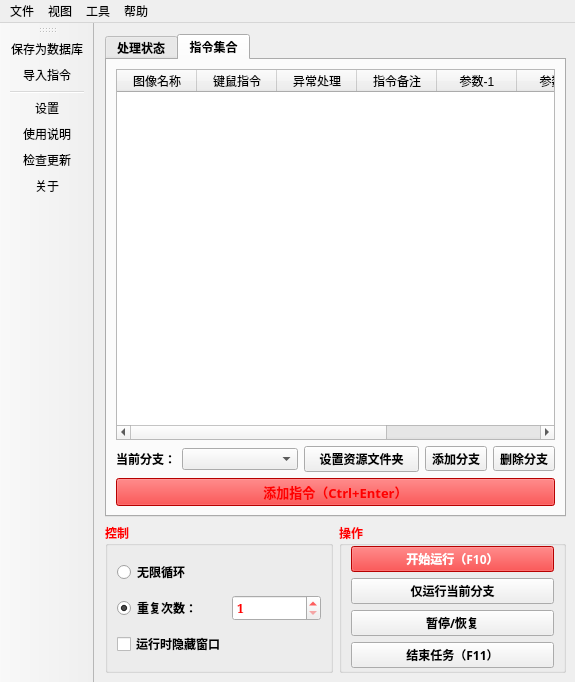
Before: the Qt Designer form 窗体/mainwindow.ui in FsterThanLight/automatic_clicker_2, drawn with Qt 5.
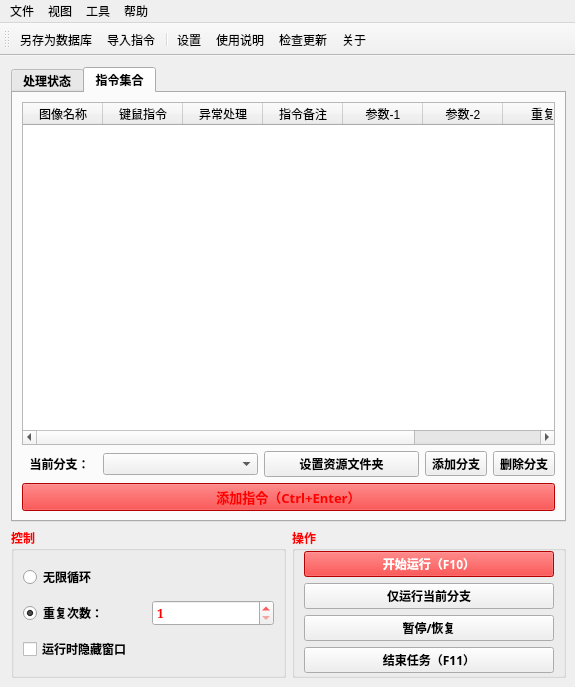
After: the same form once the commit is applied. Icons and pictures are not drawn.

Commit message: 2024年02月14日 00:01:00 保存功能重新设计

The edit to the form file:
```diff
--- a/窗体/mainwindow.ui
+++ b/窗体/mainwindow.ui
@@ -7,7 +7,7 @@
     <x>0</x>
     <y>0</y>
     <width>575</width>
-    <height>682</height>
+    <height>687</height>
    </rect>
   </property>
   <property name="font">
@@ -26,288 +26,13 @@
    <string notr="true"/>
   </property>
   <widget class="QWidget" name="centralwidget">
-   <layout class="QGridLayout" name="gridLayout_4" rowstretch="1,0,0,0,0,0">
+   <layout class="QGridLayout" name="gridLayout_4" rowstretch="1,0,0,0,0,0,0">
     <property name="leftMargin">
      <number>11</number>
     </property>
     <property name="topMargin">
      <number>11</number>
     </property>
-    <item row="5" column="0">
-     <widget class="QGroupBox" name="groupBox_3">
-      <property name="palette">
-       <palette>
-        <active>
-         <colorrole role="WindowText">
-          <brush brushstyle="SolidPattern">
-           <color alpha="255">
-            <red>255</red>
-            <green>0</green>
-            <blue>0</blue>
-           </color>
-          </brush>
-         </colorrole>
-        </active>
-        <inactive>
-         <colorrole role="WindowText">
-          <brush brushstyle="SolidPattern">
-           <color alpha="255">
-            <red>255</red>
-            <green>0</green>
-            <blue>0</blue>
-           </color>
-          </brush>
-         </colorrole>
-        </inactive>
-        <disabled>
-         <colorrole role="WindowText">
-          <brush brushstyle="SolidPattern">
-           <color alpha="255">
-            <red>120</red>
-            <green>120</green>
-            <blue>120</blue>
-           </color>
-          </brush>
-         </colorrole>
-        </disabled>
-       </palette>
-      </property>
-      <property name="font">
-       <font>
-        <family>微软雅黑</family>
-        <weight>75</weight>
-        <bold>true</bold>
-       </font>
-      </property>
-      <property name="title">
-       <string>控制</string>
-      </property>
-      <layout class="QGridLayout" name="gridLayout_2">
-       <item row="1" column="0">
-        <widget class="QRadioButton" name="radioButton_2">
-         <property name="enabled">
-          <bool>true</bool>
-         </property>
-         <property name="palette">
-          <palette>
-           <active>
-            <colorrole role="WindowText">
-             <brush brushstyle="SolidPattern">
-              <color alpha="255">
-               <red>0</red>
-               <green>0</green>
-               <blue>0</blue>
-              </color>
-             </brush>
-            </colorrole>
-           </active>
-           <inactive>
-            <colorrole role="WindowText">
-             <brush brushstyle="SolidPattern">
-              <color alpha="255">
-               <red>0</red>
-               <green>0</green>
-               <blue>0</blue>
-              </color>
-             </brush>
-            </colorrole>
-           </inactive>
-           <disabled>
-            <colorrole role="WindowText">
-             <brush brushstyle="SolidPattern">
-              <color alpha="255">
-               <red>120</red>
-               <green>120</green>
-               <blue>120</blue>
-              </color>
-             </brush>
-            </colorrole>
-           </disabled>
-          </palette>
-         </property>
-         <property name="text">
-          <string>重复次数：</string>
-         </property>
-         <property name="checked">
-          <bool>true</bool>
-         </property>
-        </widget>
-       </item>
-       <item row="0" column="0">
-        <widget class="QRadioButton" name="radioButton">
-         <property name="palette">
-          <palette>
-           <active>
-            <colorrole role="WindowText">
-             <brush brushstyle="SolidPattern">
-              <color alpha="255">
-               <red>0</red>
-               <green>0</green>
-               <blue>0</blue>
-              </color>
-             </brush>
-            </colorrole>
-           </active>
-           <inactive>
-            <colorrole role="WindowText">
-             <brush brushstyle="SolidPattern">
-              <color alpha="255">
-               <red>0</red>
-               <green>0</green>
-               <blue>0</blue>
-              </color>
-             </brush>
-            </colorrole>
-           </inactive>
-           <disabled>
-            <colorrole role="WindowText">
-             <brush brushstyle="SolidPattern">
-              <color alpha="255">
-               <red>120</red>
-               <green>120</green>
-               <blue>120</blue>
-              </color>
-             </brush>
-            </colorrole>
-           </disabled>
-          </palette>
-         </property>
-         <property name="text">
-          <string>无限循环</string>
-         </property>
-        </widget>
-       </item>
-       <item row="1" column="1">
-        <widget class="QSpinBox" name="spinBox">
-         <property name="palette">
-          <palette>
-           <active>
-            <colorrole role="Text">
-             <brush brushstyle="SolidPattern">
-              <color alpha="255">
-               <red>255</red>
-               <green>0</green>
-               <blue>0</blue>
-              </color>
-             </brush>
-            </colorrole>
-            <colorrole role="PlaceholderText">
-             <brush brushstyle="SolidPattern">
-              <color alpha="128">
-               <red>255</red>
-               <green>0</green>
-               <blue>0</blue>
-              </color>
-             </brush>
-            </colorrole>
-           </active>
-           <inactive>
-            <colorrole role="Text">
-             <brush brushstyle="SolidPattern">
-              <color alpha="255">
-               <red>255</red>
-               <green>0</green>
-               <blue>0</blue>
-              </color>
-             </brush>
-            </colorrole>
-            <colorrole role="PlaceholderText">
-             <brush brushstyle="SolidPattern">
-              <color alpha="128">
-               <red>255</red>
-               <green>0</green>
-               <blue>0</blue>
-              </color>
-             </brush>
-            </colorrole>
-           </inactive>
-           <disabled>
-            <colorrole role="Text">
-             <brush brushstyle="SolidPattern">
-              <color alpha="255">
-               <red>120</red>
-               <green>120</green>
-               <blue>120</blue>
-              </color>
-             </brush>
-            </colorrole>
-            <colorrole role="PlaceholderText">
-             <brush brushstyle="SolidPattern">
-              <color alpha="128">
-               <red>0</red>
-               <green>0</green>
-               <blue>0</blue>
-              </color>
-             </brush>
-            </colorrole>
-           </disabled>
-          </palette>
-         </property>
-         <property name="font">
-          <font>
-           <family>SimSun</family>
-           <weight>75</weight>
-           <bold>true</bold>
-          </font>
-         </property>
-         <property name="minimum">
-          <number>1</number>
-         </property>
-         <property name="maximum">
-          <number>9999</number>
-         </property>
-         <property name="displayIntegerBase">
-          <number>10</number>
-         </property>
-        </widget>
-       </item>
-       <item row="2" column="0">
-        <widget class="QCheckBox" name="checkBox_2">
-         <property name="palette">
-          <palette>
-           <active>
-            <colorrole role="WindowText">
-             <brush brushstyle="SolidPattern">
-              <color alpha="255">
-               <red>0</red>
-               <green>0</green>
-               <blue>0</blue>
-              </color>
-             </brush>
-            </colorrole>
-           </active>
-           <inactive>
-            <colorrole role="WindowText">
-             <brush brushstyle="SolidPattern">
-              <color alpha="255">
-               <red>0</red>
-               <green>0</green>
-               <blue>0</blue>
-              </color>
-             </brush>
-            </colorrole>
-           </inactive>
-           <disabled>
-            <colorrole role="WindowText">
-             <brush brushstyle="SolidPattern">
-              <color alpha="255">
-               <red>120</red>
-               <green>120</green>
-               <blue>120</blue>
-              </color>
-             </brush>
-            </colorrole>
-           </disabled>
-          </palette>
-         </property>
-         <property name="text">
-          <string>运行时隐藏窗口</string>
-         </property>
-        </widget>
-       </item>
-      </layout>
-     </widget>
-    </item>
     <item row="5" column="1">
      <widget class="QGroupBox" name="groupBox_4">
       <property name="palette">
@@ -432,6 +157,281 @@
       </layout>
      </widget>
     </item>
+    <item row="5" column="0">
+     <widget class="QGroupBox" name="groupBox_3">
+      <property name="palette">
+       <palette>
+        <active>
+         <colorrole role="WindowText">
+          <brush brushstyle="SolidPattern">
+           <color alpha="255">
+            <red>255</red>
+            <green>0</green>
+            <blue>0</blue>
+           </color>
+          </brush>
+         </colorrole>
+        </active>
+        <inactive>
+         <colorrole role="WindowText">
+          <brush brushstyle="SolidPattern">
+           <color alpha="255">
+            <red>255</red>
+            <green>0</green>
+            <blue>0</blue>
+           </color>
+          </brush>
+         </colorrole>
+        </inactive>
+        <disabled>
+         <colorrole role="WindowText">
+          <brush brushstyle="SolidPattern">
+           <color alpha="255">
+            <red>120</red>
+            <green>120</green>
+            <blue>120</blue>
+           </color>
+          </brush>
+         </colorrole>
+        </disabled>
+       </palette>
+      </property>
+      <property name="font">
+       <font>
+        <family>微软雅黑</family>
+        <weight>75</weight>
+        <bold>true</bold>
+       </font>
+      </property>
+      <property name="title">
+       <string>控制</string>
+      </property>
+      <layout class="QGridLayout" name="gridLayout_2">
+       <item row="1" column="0">
+        <widget class="QRadioButton" name="radioButton_2">
+         <property name="enabled">
+          <bool>true</bool>
+         </property>
+         <property name="palette">
+          <palette>
+           <active>
+            <colorrole role="WindowText">
+             <brush brushstyle="SolidPattern">
+              <color alpha="255">
+               <red>0</red>
+               <green>0</green>
+               <blue>0</blue>
+              </color>
+             </brush>
+            </colorrole>
+           </active>
+           <inactive>
+            <colorrole role="WindowText">
+             <brush brushstyle="SolidPattern">
+              <color alpha="255">
+               <red>0</red>
+               <green>0</green>
+               <blue>0</blue>
+              </color>
+             </brush>
+            </colorrole>
+           </inactive>
+           <disabled>
+            <colorrole role="WindowText">
+             <brush brushstyle="SolidPattern">
+              <color alpha="255">
+               <red>120</red>
+               <green>120</green>
+               <blue>120</blue>
+              </color>
+             </brush>
+            </colorrole>
+           </disabled>
+          </palette>
+         </property>
+         <property name="text">
+          <string>重复次数：</string>
+         </property>
+         <property name="checked">
+          <bool>true</bool>
+         </property>
+        </widget>
+       </item>
+       <item row="0" column="0">
+        <widget class="QRadioButton" name="radioButton">
+         <property name="palette">
+          <palette>
+           <active>
+            <colorrole role="WindowText">
+             <brush brushstyle="SolidPattern">
+              <color alpha="255">
+               <red>0</red>
+               <green>0</green>
+               <blue>0</blue>
+              </color>
+             </brush>
+            </colorrole>
+           </active>
+           <inactive>
+            <colorrole role="WindowText">
+             <brush brushstyle="SolidPattern">
+              <color alpha="255">
+               <red>0</red>
+               <green>0</green>
+               <blue>0</blue>
+              </color>
+             </brush>
+            </colorrole>
+           </inactive>
+           <disabled>
+            <colorrole role="WindowText">
+             <brush brushstyle="SolidPattern">
+              <color alpha="255">
+               <red>120</red>
+               <green>120</green>
+               <blue>120</blue>
+              </color>
+             </brush>
+            </colorrole>
+           </disabled>
+          </palette>
+         </property>
+         <property name="text">
+          <string>无限循环</string>
+         </property>
+        </widget>
+       </item>
+       <item row="1" column="1">
+        <widget class="QSpinBox" name="spinBox">
+         <property name="palette">
+          <palette>
+           <active>
+            <colorrole role="Text">
+             <brush brushstyle="SolidPattern">
+              <color alpha="255">
+               <red>255</red>
+               <green>0</green>
+               <blue>0</blue>
+              </color>
+             </brush>
+            </colorrole>
+            <colorrole role="PlaceholderText">
+             <brush brushstyle="SolidPattern">
+              <color alpha="128">
+               <red>255</red>
+               <green>0</green>
+               <blue>0</blue>
+              </color>
+             </brush>
+            </colorrole>
+           </active>
+           <inactive>
+            <colorrole role="Text">
+             <brush brushstyle="SolidPattern">
+              <color alpha="255">
+               <red>255</red>
+               <green>0</green>
+               <blue>0</blue>
+              </color>
+             </brush>
+            </colorrole>
+            <colorrole role="PlaceholderText">
+             <brush brushstyle="SolidPattern">
+              <color alpha="128">
+               <red>255</red>
+               <green>0</green>
+               <blue>0</blue>
+              </color>
+             </brush>
+            </colorrole>
+           </inactive>
+           <disabled>
+            <colorrole role="Text">
+             <brush brushstyle="SolidPattern">
+              <color alpha="255">
+               <red>120</red>
+               <green>120</green>
+               <blue>120</blue>
+              </color>
+             </brush>
+            </colorrole>
+            <colorrole role="PlaceholderText">
+             <brush brushstyle="SolidPattern">
+              <color alpha="128">
+               <red>0</red>
+               <green>0</green>
+               <blue>0</blue>
+              </color>
+             </brush>
+            </colorrole>
+           </disabled>
+          </palette>
+         </property>
+         <property name="font">
+          <font>
+           <family>SimSun</family>
+           <weight>75</weight>
+           <bold>true</bold>
+          </font>
+         </property>
+         <property name="minimum">
+          <number>1</number>
+         </property>
+         <property name="maximum">
+          <number>9999</number>
+         </property>
+         <property name="displayIntegerBase">
+          <number>10</number>
+         </property>
+        </widget>
+       </item>
+       <item row="2" column="0">
+        <widget class="QCheckBox" name="checkBox_2">
+         <property name="palette">
+          <palette>
+           <active>
+            <colorrole role="WindowText">
+             <brush brushstyle="SolidPattern">
+              <color alpha="255">
+               <red>0</red>
+               <green>0</green>
+               <blue>0</blue>
+              </color>
+             </brush>
+            </colorrole>
+           </active>
+           <inactive>
+            <colorrole role="WindowText">
+             <brush brushstyle="SolidPattern">
+              <color alpha="255">
+               <red>0</red>
+               <green>0</green>
+               <blue>0</blue>
+              </color>
+             </brush>
+            </colorrole>
+           </inactive>
+           <disabled>
+            <colorrole role="WindowText">
+             <brush brushstyle="SolidPattern">
+              <color alpha="255">
+               <red>120</red>
+               <green>120</green>
+               <blue>120</blue>
+              </color>
+             </brush>
+            </colorrole>
+           </disabled>
+          </palette>
+         </property>
+         <property name="text">
+          <string>运行时隐藏窗口</string>
+         </property>
+        </widget>
+       </item>
+      </layout>
+     </widget>
+    </item>
     <item row="0" column="0" rowspan="5" colspan="2">
      <widget class="QTabWidget" name="tabWidget">
       <property name="palette">
@@ -1012,82 +1012,7 @@
         </item>
         <item>
          <layout class="QGridLayout" name="gridLayout">
-          <item row="1" column="1" colspan="2">
-           <widget class="QComboBox" name="comboBox">
-            <property name="palette">
-             <palette>
-              <active>
-               <colorrole role="Text">
-                <brush brushstyle="SolidPattern">
-                 <color alpha="255">
-                  <red>0</red>
-                  <green>0</green>
-                  <blue>255</blue>
-                 </color>
-                </brush>
-               </colorrole>
-               <colorrole role="PlaceholderText">
-                <brush brushstyle="NoBrush">
-                 <color alpha="128">
-                  <red>0</red>
-                  <green>0</green>
-                  <blue>255</blue>
-                 </color>
-                </brush>
-               </colorrole>
-              </active>
-              <inactive>
-               <colorrole role="Text">
-                <brush brushstyle="SolidPattern">
-                 <color alpha="255">
-                  <red>0</red>
-                  <green>0</green>
-                  <blue>255</blue>
-                 </color>
-                </brush>
-               </colorrole>
-               <colorrole role="PlaceholderText">
-                <brush brushstyle="NoBrush">
-                 <color alpha="128">
-                  <red>0</red>
-                  <green>0</green>
-                  <blue>255</blue>
-                 </color>
-                </brush>
-               </colorrole>
-              </inactive>
-              <disabled>
-               <colorrole role="Text">
-                <brush brushstyle="SolidPattern">
-                 <color alpha="255">
-                  <red>120</red>
-                  <green>120</green>
-                  <blue>120</blue>
-                 </color>
-                </brush>
-               </colorrole>
-               <colorrole role="PlaceholderText">
-                <brush brushstyle="NoBrush">
-                 <color alpha="128">
-                  <red>0</red>
-                  <green>0</green>
-                  <blue>255</blue>
-                 </color>
-                </brush>
-               </colorrole>
-              </disabled>
-             </palette>
-            </property>
-           </widget>
-          </item>
-          <item row="1" column="3" colspan="2">
-           <widget class="QPushButton" name="pushButton_3">
-            <property name="text">
-             <string>设置资源文件夹</string>
-            </property>
-           </widget>
-          </item>
-          <item row="1" column="5">
+          <item row="2" column="5">
            <widget class="QToolButton" name="toolButton_2">
             <property name="text">
              <string>添加分支</string>
@@ -1098,34 +1023,59 @@
             </property>
            </widget>
           </item>
-          <item row="1" column="0">
-           <widget class="QLabel" name="label">
+          <item row="2" column="3" colspan="2">
+           <widget class="QPushButton" name="pushButton_3">
+            <property name="text">
+             <string>设置资源文件夹</string>
+            </property>
+           </widget>
+          </item>
+          <item row="2" column="1" colspan="2">
+           <widget class="QComboBox" name="comboBox">
             <property name="palette">
              <palette>
               <active>
-               <colorrole role="WindowText">
+               <colorrole role="Text">
                 <brush brushstyle="SolidPattern">
                  <color alpha="255">
                   <red>0</red>
                   <green>0</green>
-                  <blue>0</blue>
+                  <blue>255</blue>
+                 </color>
+                </brush>
+               </colorrole>
+               <colorrole role="PlaceholderText">
+                <brush brushstyle="NoBrush">
+                 <color alpha="128">
+                  <red>0</red>
+                  <green>0</green>
+                  <blue>255</blue>
                  </color>
                 </brush>
                </colorrole>
               </active>
               <inactive>
-               <colorrole role="WindowText">
+               <colorrole role="Text">
                 <brush brushstyle="SolidPattern">
                  <color alpha="255">
                   <red>0</red>
                   <green>0</green>
-                  <blue>0</blue>
+                  <blue>255</blue>
+                 </color>
+                </brush>
+               </colorrole>
+               <colorrole role="PlaceholderText">
+                <brush brushstyle="NoBrush">
+                 <color alpha="128">
+                  <red>0</red>
+                  <green>0</green>
+                  <blue>255</blue>
                  </color>
                 </brush>
                </colorrole>
               </inactive>
               <disabled>
-               <colorrole role="WindowText">
+               <colorrole role="Text">
                 <brush brushstyle="SolidPattern">
                  <color alpha="255">
                   <red>120</red>
@@ -1134,29 +1084,21 @@
                  </color>
                 </brush>
                </colorrole>
+               <colorrole role="PlaceholderText">
+                <brush brushstyle="NoBrush">
+                 <color alpha="128">
+                  <red>0</red>
+                  <green>0</green>
+                  <blue>255</blue>
+                 </color>
+                </brush>
+               </colorrole>
               </disabled>
              </palette>
             </property>
-            <property name="text">
-             <string>当前分支：</string>
-            </property>
-            <property name="alignment">
-             <set>Qt::AlignCenter</set>
-            </property>
            </widget>
           </item>
-          <item row="1" column="6">
-           <widget class="QToolButton" name="toolButton">
-            <property name="text">
-             <string>删除分支</string>
-            </property>
-            <property name="icon">
-             <iconset resource="../images.qrc">
-              <normaloff>:/按钮图标/窗体/res/删除.png</normaloff>:/按钮图标/窗体/res/删除.png</iconset>
-            </property>
-           </widget>
-          </item>
-          <item row="2" column="0" colspan="7">
+          <item row="3" column="0" colspan="7">
            <widget class="QPushButton" name="pushButton">
             <property name="palette">
              <palette>
@@ -1351,6 +1293,67 @@
               <height>20</height>
              </size>
             </property>
+            <property name="shortcut">
+             <string>Ctrl+Return</string>
+            </property>
+           </widget>
+          </item>
+          <item row="2" column="0">
+           <widget class="QLabel" name="label">
+            <property name="palette">
+             <palette>
+              <active>
+               <colorrole role="WindowText">
+                <brush brushstyle="SolidPattern">
+                 <color alpha="255">
+                  <red>0</red>
+                  <green>0</green>
+                  <blue>0</blue>
+                 </color>
+                </brush>
+               </colorrole>
+              </active>
+              <inactive>
+               <colorrole role="WindowText">
+                <brush brushstyle="SolidPattern">
+                 <color alpha="255">
+                  <red>0</red>
+                  <green>0</green>
+                  <blue>0</blue>
+                 </color>
+                </brush>
+               </colorrole>
+              </inactive>
+              <disabled>
+               <colorrole role="WindowText">
+                <brush brushstyle="SolidPattern">
+                 <color alpha="255">
+                  <red>120</red>
+                  <green>120</green>
+                  <blue>120</blue>
+                 </color>
+                </brush>
+               </colorrole>
+              </disabled>
+             </palette>
+            </property>
+            <property name="text">
+             <string>当前分支：</string>
+            </property>
+            <property name="alignment">
+             <set>Qt::AlignCenter</set>
+            </property>
+           </widget>
+          </item>
+          <item row="2" column="6">
+           <widget class="QToolButton" name="toolButton">
+            <property name="text">
+             <string>删除分支</string>
+            </property>
+            <property name="icon">
+             <iconset resource="../images.qrc">
+              <normaloff>:/按钮图标/窗体/res/删除.png</normaloff>:/按钮图标/窗体/res/删除.png</iconset>
+            </property>
            </widget>
           </item>
          </layout>
@@ -1409,7 +1412,7 @@
     <string>toolBar</string>
    </property>
    <attribute name="toolBarArea">
-    <enum>LeftToolBarArea</enum>
+    <enum>TopToolBarArea</enum>
    </attribute>
    <attribute name="toolBarBreak">
     <bool>false</bool>
@@ -1455,7 +1458,7 @@
      <normaloff>:/按钮图标/窗体/res/保存.png</normaloff>:/按钮图标/窗体/res/保存.png</iconset>
    </property>
    <property name="text">
-    <string>保存为数据库</string>
+    <string>另存为数据库</string>
    </property>
   </action>
   <action name="setting">
```
Left out of the diff: 42 changed lines with no effect on the pictures. The commit also changes 4 other files.
